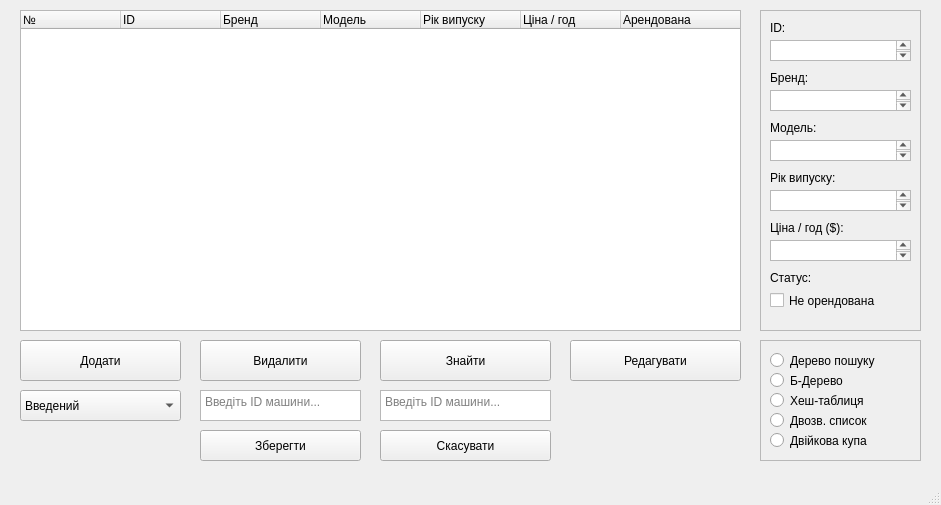
NeoSakamoto/Course-project-analyse-and-datastrctures, file menu.ui: the form before one commit.
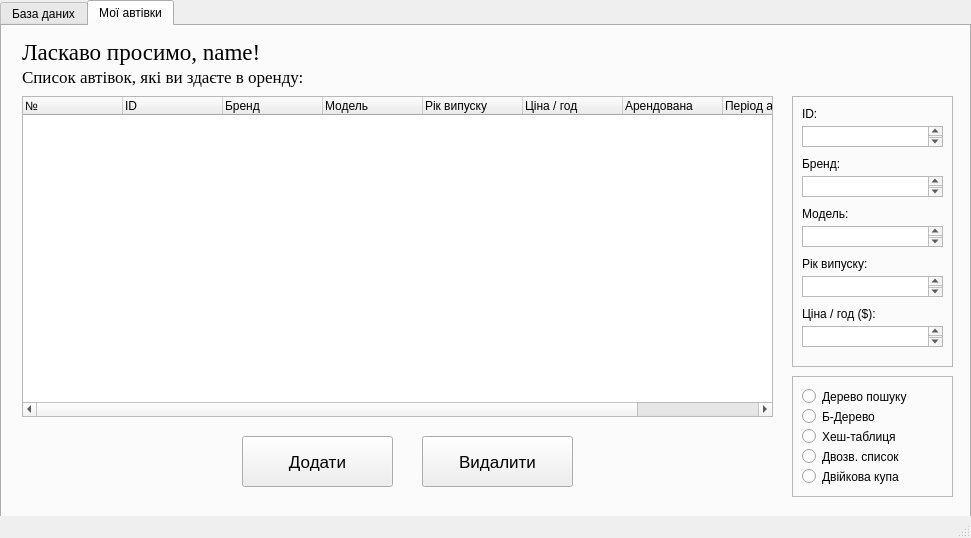
The form after the commit. The open tabs and pages were chosen to show the change.

Commit message: Вкладка "мої автівки", функціонал оренди машини, перероботані основні функції

```diff
--- a/menu.ui
+++ b/menu.ui
@@ -6,66 +6,74 @@
    <rect>
     <x>0</x>
     <y>0</y>
-    <width>941</width>
-    <height>505</height>
+    <width>971</width>
+    <height>538</height>
    </rect>
   </property>
+  <property name="minimumSize">
+   <size>
+    <width>971</width>
+    <height>538</height>
+   </size>
+  </property>
+  <property name="maximumSize">
+   <size>
+    <width>971</width>
+    <height>538</height>
+   </size>
+  </property>
   <property name="windowTitle">
    <string>Menu</string>
   </property>
   <widget class="QWidget" name="centralwidget">
-   <widget class="QTreeWidget" name="treeWidget">
+   <widget class="QTabWidget" name="tabWidget">
     <property name="geometry">
      <rect>
-      <x>20</x>
-      <y>10</y>
-      <width>721</width>
-      <height>321</height>
+      <x>0</x>
+      <y>0</y>
+      <width>971</width>
+      <height>531</height>
      </rect>
     </property>
-    <column>
-     <property name="text">
-      <string>№</string>
-     </property>
-    </column>
-    <column>
-     <property name="text">
-      <string>ID</string>
-     </property>
-    </column>
-    <column>
-     <property name="text">
-      <string>Бренд</string>
-     </property>
-    </column>
-    <column>
-     <property name="text">
-      <string>Модель</string>
-     </property>
-    </column>
-    <column>
-     <property name="text">
-      <string>Рік випуску</string>
-     </property>
-    </column>
-    <column>
+    <property name="maximumSize">
+     <size>
+      <width>971</width>
+      <height>531</height>
+     </size>
+    </property>
+    <property name="layoutDirection">
+     <enum>Qt::LayoutDirection::LeftToRight</enum>
+    </property>
+    <property name="currentIndex">
+     <number>0</number>
+    </property>
+    <property name="elideMode">
+     <enum>Qt::TextElideMode::ElideMiddle</enum>
+    </property>
+    <widget class="QWidget" name="tab1">
+     <attribute name="title">
+      <string>База даних</string>
+     </attribute>
+     <widget class="QPushButton" name="pushButton_6">
+      <property name="geometry">
+       <rect>
+        <x>410</x>
+        <y>430</y>
+        <width>161</width>
+        <height>31</height>
+       </rect>
+      </property>
      <property name="text">
-      <string>Ціна / год</string>
-     </property>
-    </column>
-    <column>
-     <property name="text">
-      <string>Арендована</string>
-     </property>
-    </column>
+       <string>Скасувати</string>
+      </property>
    </widget>
    <widget class="QFrame" name="frame">
     <property name="enabled">
-     <bool>true</bool>
+       <bool>false</bool>
     </property>
     <property name="geometry">
      <rect>
-      <x>760</x>
+        <x>790</x>
       <y>10</y>
       <width>161</width>
       <height>321</height>
@@ -219,26 +227,110 @@
      </property>
     </widget>
    </widget>
-   <widget class="QPushButton" name="pushButton">
+     <widget class="QTreeWidget" name="treeWidget">
     <property name="geometry">
      <rect>
       <x>20</x>
+        <y>10</y>
+        <width>751</width>
+        <height>321</height>
+       </rect>
+      </property>
+      <column>
+       <property name="text">
+        <string>№</string>
+       </property>
+      </column>
+      <column>
+       <property name="text">
+        <string>ID</string>
+       </property>
+      </column>
+      <column>
+       <property name="text">
+        <string>Бренд</string>
+       </property>
+      </column>
+      <column>
+       <property name="text">
+        <string>Модель</string>
+       </property>
+      </column>
+      <column>
+       <property name="text">
+        <string>Рік випуску</string>
+       </property>
+      </column>
+      <column>
+       <property name="text">
+        <string>Ціна / год</string>
+       </property>
+      </column>
+      <column>
+       <property name="text">
+        <string>Арендована</string>
+       </property>
+      </column>
+      <column>
+       <property name="text">
+        <string>Період аренди</string>
+       </property>
+      </column>
+      <column>
+       <property name="text">
+        <string>Власник</string>
+       </property>
+      </column>
+     </widget>
+     <widget class="QPushButton" name="pushButton_3">
+      <property name="geometry">
+       <rect>
+        <x>220</x>
       <y>340</y>
       <width>161</width>
       <height>41</height>
      </rect>
     </property>
     <property name="text">
-     <string>Додати</string>
+       <string>Знайти</string>
+      </property>
+     </widget>
+     <widget class="QPushButton" name="pushButton_5">
+      <property name="geometry">
+       <rect>
+        <x>220</x>
+        <y>430</y>
+        <width>161</width>
+        <height>31</height>
+       </rect>
+      </property>
+      <property name="text">
+       <string>Зберегти</string>
+      </property>
+      <property name="flat">
+       <bool>false</bool>
+      </property>
+     </widget>
+     <widget class="QTextEdit" name="textEdit_7">
+      <property name="geometry">
+       <rect>
+        <x>220</x>
+        <y>390</y>
+        <width>161</width>
+        <height>31</height>
+       </rect>
+      </property>
+      <property name="placeholderText">
+       <string>Введіть ID машини...</string>
     </property>
    </widget>
    <widget class="QFrame" name="frame_2">
     <property name="geometry">
      <rect>
-      <x>760</x>
+        <x>790</x>
       <y>340</y>
       <width>161</width>
-      <height>121</height>
+        <height>131</height>
      </rect>
     </property>
     <property name="frameShape">
@@ -256,6 +348,11 @@
        <height>21</height>
       </rect>
      </property>
+       <property name="font">
+        <font>
+         <pointsize>10</pointsize>
+        </font>
+       </property>
      <property name="text">
       <string>Дерево пошуку</string>
      </property>
@@ -269,6 +366,11 @@
        <height>21</height>
       </rect>
      </property>
+       <property name="font">
+        <font>
+         <pointsize>10</pointsize>
+        </font>
+       </property>
      <property name="text">
       <string>Б-Дерево</string>
      </property>
@@ -282,6 +384,11 @@
        <height>21</height>
       </rect>
      </property>
+       <property name="font">
+        <font>
+         <pointsize>10</pointsize>
+        </font>
+       </property>
      <property name="text">
       <string>Хеш-таблиця</string>
      </property>
@@ -295,6 +402,11 @@
        <height>21</height>
       </rect>
      </property>
+       <property name="font">
+        <font>
+         <pointsize>10</pointsize>
+        </font>
+       </property>
      <property name="text">
       <string>Двозв. список</string>
      </property>
@@ -308,127 +420,75 @@
        <height>21</height>
       </rect>
      </property>
+       <property name="font">
+        <font>
+         <pointsize>10</pointsize>
+        </font>
+       </property>
      <property name="text">
       <string>Двійкова купа</string>
      </property>
     </widget>
    </widget>
-   <widget class="QComboBox" name="comboBox">
+     <widget class="QPushButton" name="pushButton_9">
     <property name="geometry">
      <rect>
       <x>20</x>
-      <y>390</y>
-      <width>161</width>
-      <height>31</height>
-     </rect>
-    </property>
-    <item>
-     <property name="text">
-      <string>Введений</string>
-     </property>
-    </item>
-    <item>
-     <property name="text">
-      <string>100 елементів</string>
-     </property>
-    </item>
-    <item>
-     <property name="text">
-      <string>1000 елементів</string>
-     </property>
-    </item>
-    <item>
-     <property name="text">
-      <string>5000 елементів</string>
-     </property>
-    </item>
-   </widget>
-   <widget class="QPushButton" name="pushButton_2">
-    <property name="geometry">
-     <rect>
-      <x>200</x>
       <y>340</y>
-      <width>161</width>
+        <width>171</width>
       <height>41</height>
      </rect>
     </property>
     <property name="text">
-     <string>Видалити</string>
-    </property>
-   </widget>
-   <widget class="QPushButton" name="pushButton_3">
+       <string>Взяти в оренду</string>
+      </property>
+     </widget>
+     <widget class="QFrame" name="frame_5">
     <property name="geometry">
      <rect>
-      <x>380</x>
+        <x>590</x>
       <y>340</y>
-      <width>171</width>
-      <height>41</height>
-     </rect>
-    </property>
-    <property name="text">
-     <string>Знайти</string>
-    </property>
-   </widget>
-   <widget class="QTextEdit" name="textEdit_7">
-    <property name="geometry">
-     <rect>
-      <x>380</x>
-      <y>390</y>
-      <width>171</width>
-      <height>31</height>
-     </rect>
-    </property>
-    <property name="placeholderText">
-     <string>Введіть ID машини...</string>
-    </property>
-   </widget>
+        <width>181</width>
+        <height>131</height>
+       </rect>
+      </property>
+      <property name="frameShape">
+       <enum>QFrame::Shape::StyledPanel</enum>
+      </property>
+      <property name="frameShadow">
+       <enum>QFrame::Shadow::Raised</enum>
+      </property>
    <widget class="QPushButton" name="pushButton_4">
     <property name="geometry">
      <rect>
-      <x>570</x>
-      <y>340</y>
-      <width>171</width>
-      <height>41</height>
+         <x>10</x>
+         <y>10</y>
+         <width>161</width>
+         <height>31</height>
      </rect>
     </property>
     <property name="text">
      <string>Редагувати</string>
     </property>
    </widget>
-   <widget class="QPushButton" name="pushButton_5">
+      <widget class="QPushButton" name="pushButton_2">
     <property name="geometry">
      <rect>
-      <x>200</x>
-      <y>430</y>
+         <x>10</x>
+         <y>50</y>
       <width>161</width>
       <height>31</height>
      </rect>
     </property>
     <property name="text">
-     <string>Зберегти</string>
-    </property>
-    <property name="flat">
-     <bool>false</bool>
-    </property>
-   </widget>
-   <widget class="QPushButton" name="pushButton_6">
-    <property name="geometry">
-     <rect>
-      <x>380</x>
-      <y>430</y>
-      <width>171</width>
-      <height>31</height>
-     </rect>
-    </property>
-    <property name="text">
-     <string>Скасувати</string>
+        <string>Видалити</string>
     </property>
    </widget>
    <widget class="QTextEdit" name="textEdit_8">
     <property name="geometry">
      <rect>
-      <x>200</x>
-      <y>390</y>
+         <x>10</x>
+         <y>90</y>
       <width>161</width>
       <height>31</height>
      </rect>
@@ -436,6 +496,358 @@
     <property name="placeholderText">
      <string>Введіть ID машини...</string>
     </property>
+      </widget>
+     </widget>
+    </widget>
+    <widget class="QWidget" name="tab_2">
+     <attribute name="title">
+      <string>Мої автівки</string>
+     </attribute>
+     <widget class="QLabel" name="label">
+      <property name="geometry">
+       <rect>
+        <x>20</x>
+        <y>10</y>
+        <width>241</width>
+        <height>31</height>
+       </rect>
+      </property>
+      <property name="font">
+       <font>
+        <family>Times New Roman</family>
+        <pointsize>17</pointsize>
+       </font>
+      </property>
+      <property name="text">
+       <string>Ласкаво просимо, name!</string>
+      </property>
+     </widget>
+     <widget class="QFrame" name="frame_3">
+      <property name="enabled">
+       <bool>true</bool>
+      </property>
+      <property name="geometry">
+       <rect>
+        <x>790</x>
+        <y>70</y>
+        <width>161</width>
+        <height>271</height>
+       </rect>
+      </property>
+      <property name="frameShape">
+       <enum>QFrame::Shape::StyledPanel</enum>
+      </property>
+      <property name="frameShadow">
+       <enum>QFrame::Shadow::Raised</enum>
+      </property>
+      <widget class="QLabel" name="label_8">
+       <property name="geometry">
+        <rect>
+         <x>10</x>
+         <y>10</y>
+         <width>131</width>
+         <height>16</height>
+        </rect>
+       </property>
+       <property name="text">
+        <string>ID:</string>
+       </property>
+      </widget>
+      <widget class="QTextEdit" name="textEdit_6">
+       <property name="geometry">
+        <rect>
+         <x>10</x>
+         <y>30</y>
+         <width>141</width>
+         <height>21</height>
+        </rect>
+       </property>
+      </widget>
+      <widget class="QLabel" name="label_9">
+       <property name="geometry">
+        <rect>
+         <x>10</x>
+         <y>60</y>
+         <width>131</width>
+         <height>16</height>
+        </rect>
+       </property>
+       <property name="text">
+        <string>Бренд:</string>
+       </property>
+      </widget>
+      <widget class="QTextEdit" name="textEdit_9">
+       <property name="geometry">
+        <rect>
+         <x>10</x>
+         <y>80</y>
+         <width>141</width>
+         <height>21</height>
+        </rect>
+       </property>
+      </widget>
+      <widget class="QTextEdit" name="textEdit_10">
+       <property name="geometry">
+        <rect>
+         <x>10</x>
+         <y>130</y>
+         <width>141</width>
+         <height>21</height>
+        </rect>
+       </property>
+      </widget>
+      <widget class="QLabel" name="label_10">
+       <property name="geometry">
+        <rect>
+         <x>10</x>
+         <y>110</y>
+         <width>131</width>
+         <height>16</height>
+        </rect>
+       </property>
+       <property name="text">
+        <string>Модель:</string>
+       </property>
+      </widget>
+      <widget class="QTextEdit" name="textEdit_11">
+       <property name="geometry">
+        <rect>
+         <x>10</x>
+         <y>180</y>
+         <width>141</width>
+         <height>21</height>
+        </rect>
+       </property>
+      </widget>
+      <widget class="QLabel" name="label_11">
+       <property name="geometry">
+        <rect>
+         <x>10</x>
+         <y>160</y>
+         <width>131</width>
+         <height>16</height>
+        </rect>
+       </property>
+       <property name="text">
+        <string>Рік випуску:</string>
+       </property>
+      </widget>
+      <widget class="QLabel" name="label_12">
+       <property name="geometry">
+        <rect>
+         <x>10</x>
+         <y>210</y>
+         <width>131</width>
+         <height>16</height>
+        </rect>
+       </property>
+       <property name="text">
+        <string>Ціна / год ($):</string>
+       </property>
+      </widget>
+      <widget class="QTextEdit" name="textEdit_12">
+       <property name="geometry">
+        <rect>
+         <x>10</x>
+         <y>230</y>
+         <width>141</width>
+         <height>21</height>
+        </rect>
+       </property>
+      </widget>
+     </widget>
+     <widget class="QLabel" name="label_14">
+      <property name="geometry">
+       <rect>
+        <x>20</x>
+        <y>40</y>
+        <width>291</width>
+        <height>21</height>
+       </rect>
+      </property>
+      <property name="font">
+       <font>
+        <family>Times New Roman</family>
+        <pointsize>13</pointsize>
+       </font>
+      </property>
+      <property name="text">
+       <string>Список автівок, які ви здаєте в оренду:</string>
+      </property>
+     </widget>
+     <widget class="QTreeWidget" name="treeWidget_2">
+      <property name="geometry">
+       <rect>
+        <x>20</x>
+        <y>70</y>
+        <width>751</width>
+        <height>321</height>
+       </rect>
+      </property>
+      <column>
+       <property name="text">
+        <string>№</string>
+       </property>
+      </column>
+      <column>
+       <property name="text">
+        <string>ID</string>
+       </property>
+      </column>
+      <column>
+       <property name="text">
+        <string>Бренд</string>
+       </property>
+      </column>
+      <column>
+       <property name="text">
+        <string>Модель</string>
+       </property>
+      </column>
+      <column>
+       <property name="text">
+        <string>Рік випуску</string>
+       </property>
+      </column>
+      <column>
+       <property name="text">
+        <string>Ціна / год</string>
+       </property>
+      </column>
+      <column>
+       <property name="text">
+        <string>Арендована</string>
+       </property>
+      </column>
+      <column>
+       <property name="text">
+        <string>Період аренди</string>
+       </property>
+      </column>
+      <column>
+       <property name="text">
+        <string>Власник</string>
+       </property>
+      </column>
+     </widget>
+     <widget class="QPushButton" name="pushButton_7">
+      <property name="geometry">
+       <rect>
+        <x>240</x>
+        <y>410</y>
+        <width>151</width>
+        <height>51</height>
+       </rect>
+      </property>
+      <property name="font">
+       <font>
+        <pointsize>13</pointsize>
+       </font>
+      </property>
+      <property name="text">
+       <string>Додати</string>
+      </property>
+     </widget>
+     <widget class="QPushButton" name="pushButton_8">
+      <property name="geometry">
+       <rect>
+        <x>420</x>
+        <y>410</y>
+        <width>151</width>
+        <height>51</height>
+       </rect>
+      </property>
+      <property name="font">
+       <font>
+        <pointsize>13</pointsize>
+       </font>
+      </property>
+      <property name="text">
+       <string>Видалити</string>
+      </property>
+     </widget>
+     <widget class="QFrame" name="frame_4">
+      <property name="geometry">
+       <rect>
+        <x>790</x>
+        <y>350</y>
+        <width>161</width>
+        <height>121</height>
+       </rect>
+      </property>
+      <property name="frameShape">
+       <enum>QFrame::Shape::StyledPanel</enum>
+      </property>
+      <property name="frameShadow">
+       <enum>QFrame::Shadow::Raised</enum>
+      </property>
+      <widget class="QRadioButton" name="radioButton_6">
+       <property name="geometry">
+        <rect>
+         <x>10</x>
+         <y>10</y>
+         <width>131</width>
+         <height>21</height>
+        </rect>
+       </property>
+       <property name="text">
+        <string>Дерево пошуку</string>
+       </property>
+      </widget>
+      <widget class="QRadioButton" name="radioButton_7">
+       <property name="geometry">
+        <rect>
+         <x>10</x>
+         <y>30</y>
+         <width>121</width>
+         <height>21</height>
+        </rect>
+       </property>
+       <property name="text">
+        <string>Б-Дерево</string>
+       </property>
+      </widget>
+      <widget class="QRadioButton" name="radioButton_8">
+       <property name="geometry">
+        <rect>
+         <x>10</x>
+         <y>50</y>
+         <width>121</width>
+         <height>21</height>
+        </rect>
+       </property>
+       <property name="text">
+        <string>Хеш-таблиця</string>
+       </property>
+      </widget>
+      <widget class="QRadioButton" name="radioButton_9">
+       <property name="geometry">
+        <rect>
+         <x>10</x>
+         <y>70</y>
+         <width>131</width>
+         <height>21</height>
+        </rect>
+       </property>
+       <property name="text">
+        <string>Двозв. список</string>
+       </property>
+      </widget>
+      <widget class="QRadioButton" name="radioButton_10">
+       <property name="geometry">
+        <rect>
+         <x>10</x>
+         <y>90</y>
+         <width>121</width>
+         <height>21</height>
+        </rect>
+       </property>
+       <property name="text">
+        <string>Двійкова купа</string>
+       </property>
+      </widget>
+     </widget>
+    </widget>
    </widget>
   </widget>
   <widget class="QMenuBar" name="menubar">
```
Left out of the diff: 2 changed lines with no effect on the pictures. Lines whose indentation alone changed are shown as unchanged. The commit also changes 6 other files.
